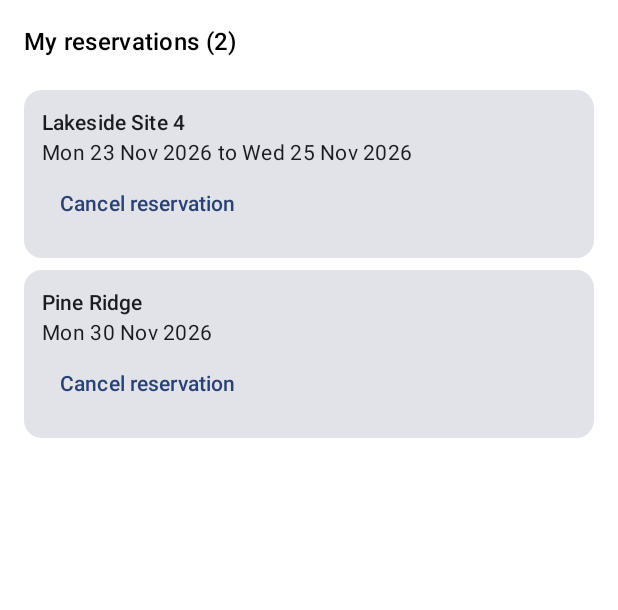
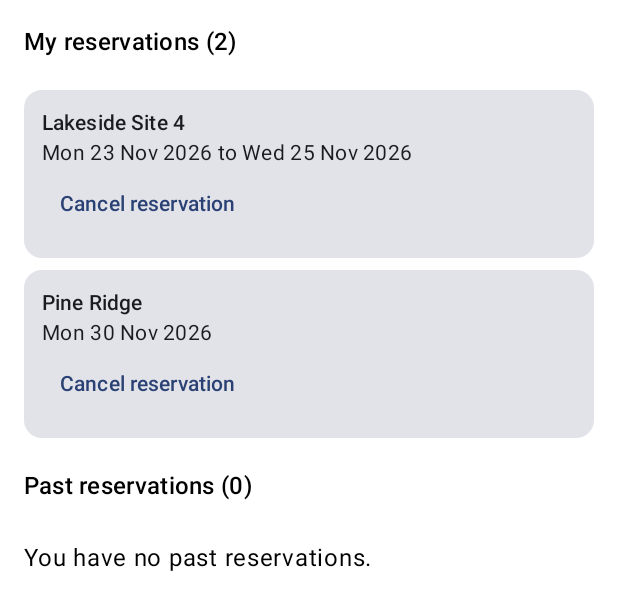
Before and after one commit to CMPUT301-F26-POPEYE/spinach, an Android app built with Jetpack Compose: the @Preview function EntrantReservationsPreview, on a phone screen of 412 x 824 dp. Shown: the top 610 px of the screen. Run offline under Robolectric (Android 15) with nearby library versions, the phone set to English and light mode, and no system bars; our stand-ins replace Firebase (no records; nobody signed in at launch, a user with empty details on screens opened directly).

Commit message:
Implement US 01.06.02 past reservations and add kdocs

```diff
--- a/Spinach/app/src/main/java/com/example/spinach/ui/EntrantReservationsScreen.kt
+++ b/Spinach/app/src/main/java/com/example/spinach/ui/EntrantReservationsScreen.kt
@@ -27,14 +27,17 @@ import com.example.spinach.ui.theme.SpinachTheme
 
 
 /**
- * EntrantReservationsScreen
- * Lists the entrant's active reservations and lets them cancel one.
+ * Displays the entrant's active and past reservations.
+ * Loads reservations from Firebase and allows active reservartions to be cancelled.
  *
- * To cover:
- * - US 01.06.01 As an entrant, I want to view a list of my active reservations.
- * - US 01.07.01 As an entrant, I want to cancel my campsite reservation.
+ * Covers:
+ * - US 01.06.01: View active reservations.
+ * - US 01.06.02: View past reservations.
+ * - US 01.07.01: Cancel a reservation.
  *
- * @param entrantId The id of the signed-in entrant (the Firebase uid, like ownerId).
+ * @param entrantId The ID of the signed-in entrant.
+ * @param modifier Modifier used for the screen layout.
+ * @param repository Repository used to load and cancel reservations.
  */
 @Composable
 fun EntrantReservationsScreen(
@@ -80,7 +83,17 @@ fun EntrantReservationsScreen(
     )
 }
 
-
+/**
+ * Displays active and past reservations in separate sections.
+ * Past reservations are filtered to exclude cancelled and rejected bookings.
+ *
+ * @param reservations List of reservations loaded for the entrant.
+ * @param message Success message to display, if any.
+ * @param error Error message to display, if any.
+ * @param today Current day used to separate active and past reservations.
+ * @param onCancel Called when the entrant chooses to cancel a reservation.
+ * @param modifier Modifier used for the scren layout.
+ */
 @Composable
 fun EntrantReservationsContent(
     reservations: List<Reservation>,
@@ -91,6 +104,11 @@ fun EntrantReservationsContent(
     modifier: Modifier = Modifier,
 ) {
     val active = remember(reservations, today) { ReservationQueries.active(reservations, today) }
+
+    //past reservations
+    val past = remember(reservations, today) {
+        ReservationQueries.past(reservations, today)
+    }
     // the reservation the entrant tapped Cancel on, while we ask them to confirm
     var toCancel by remember { mutableStateOf<Reservation?>(null) }
 
@@ -133,7 +151,26 @@ fun EntrantReservationsContent(
                 MyReservationCard(reservation, onCancel = { toCancel = reservation })
             }
         }
-    }
+
+
+            item {//US 01.06.02show entrants past reservations
+                Text(text = "Past reservations (${past.size})", style = MaterialTheme.typography.titleMedium, modifier = Modifier.padding(16.dp),
+                )
+            }
+
+            if (past.isEmpty()) {//show message if no past resrervations
+                item {
+                    Text(
+                        text = "You have no past reservations.", modifier = Modifier.padding(horizontal = 16.dp, vertical = 8.dp,
+                        ),
+                    )
+                }
+            } else {//display each past res using card
+                items(past) { reservation -> PastReservationCard(reservation)
+                }
+            }
+        }
+
 
     toCancel?.let { reservation ->
         AlertDialog(
@@ -184,6 +221,33 @@ private fun MyReservationCard(reservation: Reservation, onCancel: () -> Unit) {
     }
 }
 
+/**
+ * Displays a past reservation with its campsite name and reserved dates.
+ * Past reservations are read-only and cannot be cancelled.
+ *
+ * @param reservation The past reservation to display.
+ */
+//This function was generated with help of CHATGPT, OpenAI, "CMPUT 301 past reservations implimentation", November 18, 2026
+@Composable
+private fun PastReservationCard(reservation: Reservation) {
+
+    Card(
+        modifier = Modifier.fillMaxWidth().padding(horizontal = 16.dp, vertical = 4.dp),
+    ) {
+        Column(modifier = Modifier.padding(12.dp)) {
+
+            Text(//show campsite name
+                text = reservation.campsiteName.ifEmpty { "Unnamed campsite"
+                }, style = MaterialTheme.typography.titleSmall,
+            )
+
+            Text(//show dates reserved
+                text = ReservationQueries.describeDates(reservation.dates), style = MaterialTheme.typography.bodyMedium,
+            )
+        }
+    }
+}
+
 @Preview(showBackground = true)
 @Composable
 private fun EntrantReservationsPreview() {
@@ -197,6 +261,8 @@ private fun EntrantReservationsPreview() {
         Reservation(campsiteName = "Pine Ridge", dates = mutableListOf(today + 10 * day)),
     )
     SpinachTheme {
+
+
         EntrantReservationsContent(
             reservations = sample,
             message = null,
```
